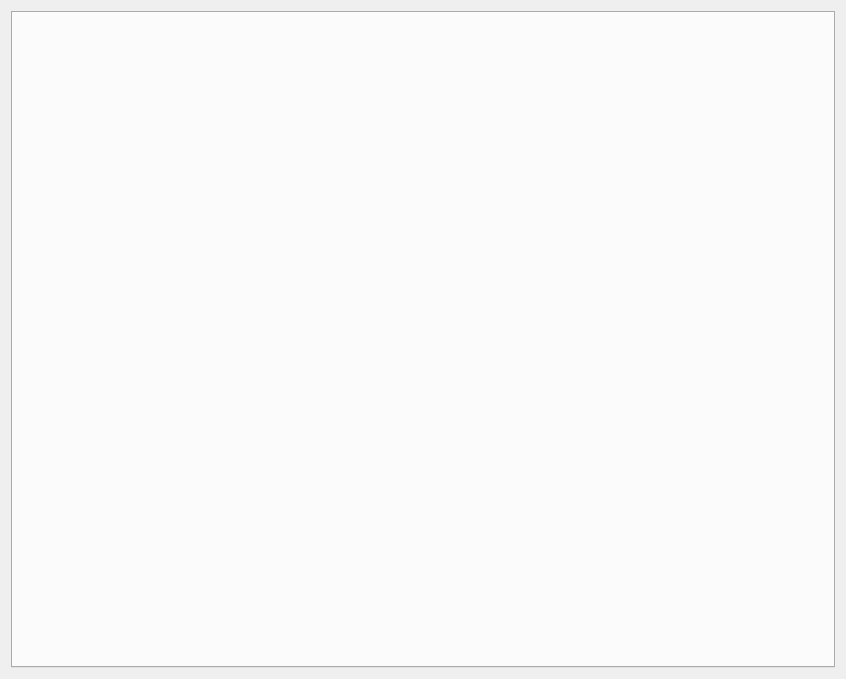
This is uis/cheating/search_window.ui in NADNES-TEAM/NADNES as Qt 5 draws it before an edit. The edited form follows.
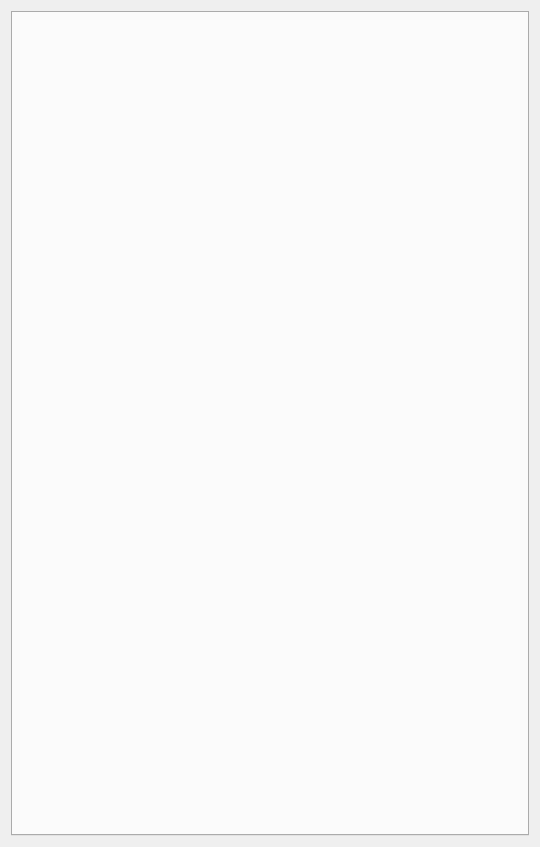
This is the edited form.

```diff
--- a/uis/cheating/search_window.ui
+++ b/uis/cheating/search_window.ui
@@ -6,8 +6,8 @@
    <rect>
     <x>0</x>
     <y>0</y>
-    <width>846</width>
-    <height>679</height>
+    <width>540</width>
+    <height>847</height>
    </rect>
   </property>
   <property name="windowTitle">
```
